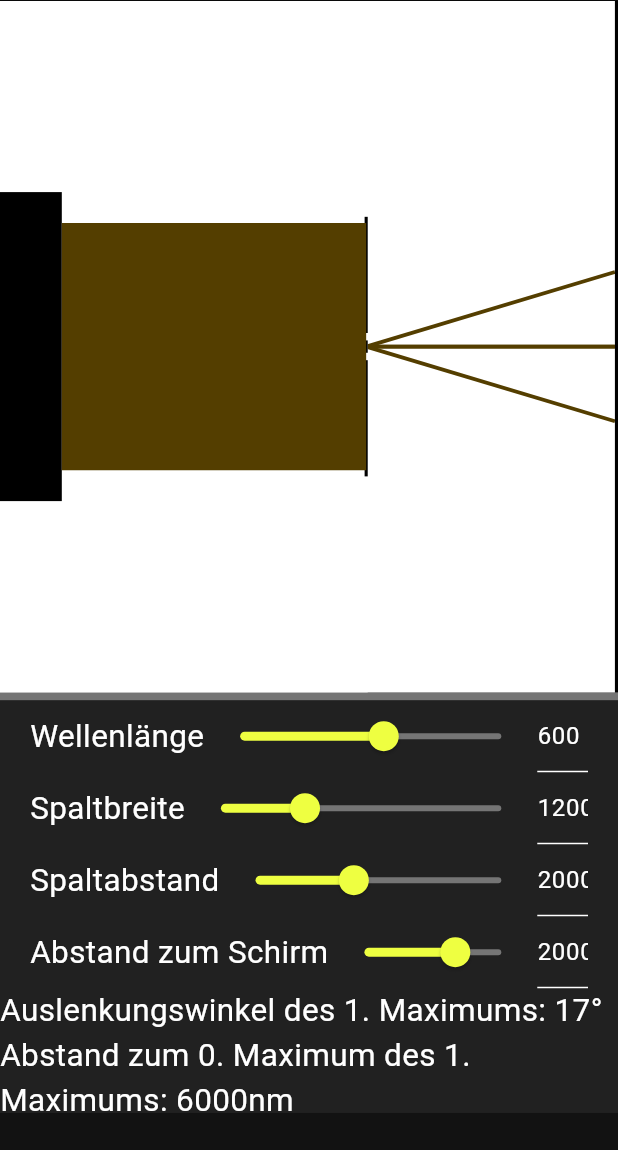
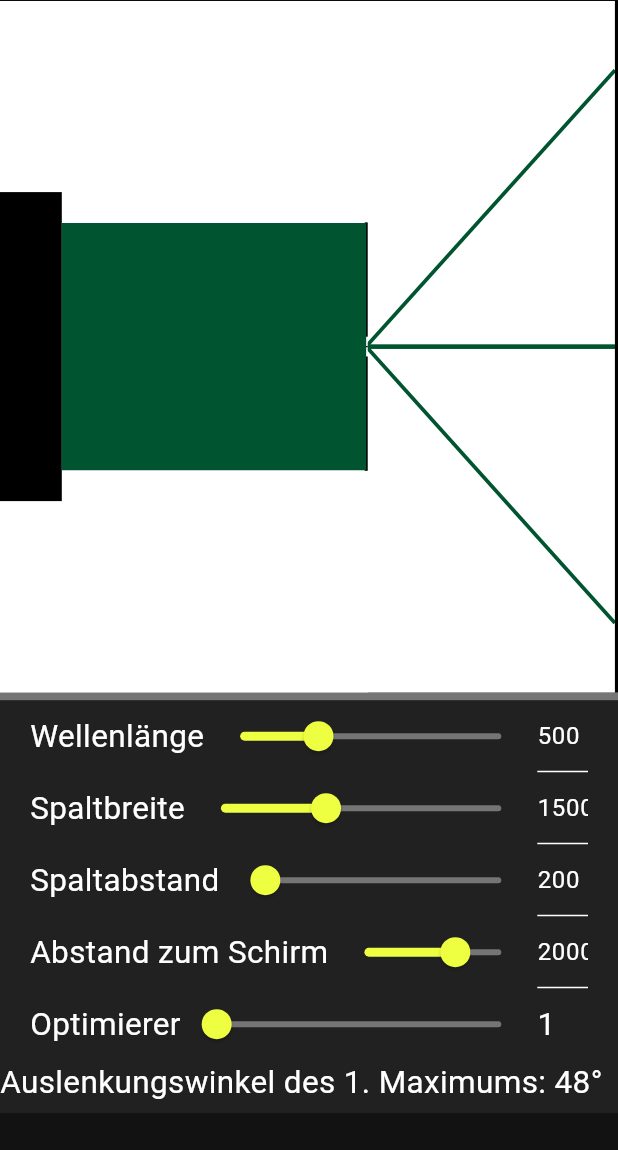
Before and after one commit to FerdiGlitz/physik_facharbeit, a Flutter app: the screen it shows after launch, on a phone screen of 412 x 824 dp, the part 86-1236 px from its top. Run offline on Flutter 3.47's test engine with Material 3 defaults, Android fonts, the phone set to English and light mode, and no system bars.

Commit message:
- added option to change optimizer for ResultView - enabled resizing for keyboard

```diff
--- a/lib/main.dart
+++ b/lib/main.dart
@@ -36,7 +36,7 @@
   @override
   Widget build(BuildContext context) {
     return Scaffold(
-      resizeToAvoidBottomInset: false,
+      resizeToAvoidBottomInset: true,
       appBar: AppBar(
         toolbarHeight: MediaQuery.of(context).size.height * 0.07,
         backgroundColor: Theme.of(context).colorScheme.inversePrimary,
@@ -50,7 +50,8 @@
           )
         ],
       ),
-      body: Column(
+      body: SingleChildScrollView(
+        child: Column(
           children: [
             SimUI(
               height: MediaQuery.of(context).size.height,
@@ -58,6 +59,7 @@
             ),
           ],
         ),
+      ),
     );
   }
 }
--- a/lib/sim_calculator.dart
+++ b/lib/sim_calculator.dart
@@ -3,6 +3,7 @@
 import 'package:flutter/animation.dart';
 import 'package:flutter/cupertino.dart';
 import 'package:physik_facharbeit/lines/intensity_line.dart';
+import 'package:physik_facharbeit/sim_result_view.dart';
 import 'lines/line.dart';
 
 class SimCalculator {
@@ -37,15 +38,13 @@
 
   ///Schirmbild berechnen
   List<IntensityLine> calculateIntensityLines() {
+    ///!= 0 da f(0) == unendlich
     double maxIntensity = calculateIntensity(0.000000001);
 
     List<IntensityLine> lines = [];
 
-    ///optimiert die Berechnung durch auslassungen
-    int optimizer = 2;
-
-    for (int i = 1; i < width / 2; i += optimizer) {
-      for (int j = 0; j < optimizer; j++) {
+    for (int i = 1; i < width / 2; i += SimResultView.optimizer) {
+      for (int j = 0; j < SimResultView.optimizer; j++) {
         lines.addAll (
             [
               IntensityLine(
--- a/lib/sim_result_view.dart
+++ b/lib/sim_result_view.dart
@@ -5,6 +5,9 @@
 
 class SimResultView extends StatefulWidget {
   final SimCalculator simCalculator;
+
+  ///optimiert die Berechnung des Schirmbildes durch auslassungen
+  static int optimizer = 1;
 
   const SimResultView({
     Key? key,
--- a/lib/sim_ui.dart
+++ b/lib/sim_ui.dart
@@ -1,3 +1,4 @@
+import 'package:flutter/cupertino.dart';
 import 'package:flutter/material.dart';
 import 'package:physik_facharbeit/sim_calculator.dart';
 import 'package:physik_facharbeit/sim_result_view.dart';
@@ -17,10 +18,10 @@
   late SimCalculator simCalculator = SimCalculator(
     height: widget.height,
     width: widget.width,
-    wellenlaenge: 600,
-    spaltabstand: 2000,
+    wellenlaenge: 500,
+    spaltabstand: 200,
     abstandZumSchirm: 20000,
-    spaltbreite: 1200
+    spaltbreite: 1500
   );
 
   TextEditingController wellenlaengeController = TextEditingController();
@@ -32,6 +33,7 @@
   double spaltbreiteMaximum = 4000;
   double spaltabstandMaximum = 5000;
   double abstandZumSensorMaximum = 30000;
+  String optimizer = '1';
 
   @override
   void initState() {
@@ -73,6 +75,7 @@
                   spaltbreiteSlider(),
                   spaltabsstandSlider(),
                   abstandZumSchirmSlider(),
+                  optimizerSlider(),
                   Text(
                     'Auslenkungswinkel des 1. Maximums: ${simCalculator.alphaBerechnen(1).round().toString()}°',
                     textScaler: const TextScaler.linear(1.5),
@@ -86,6 +89,41 @@
             )
           ],
         )
+    );
+  }
+
+  Widget optimizerSlider() {
+    return Row(
+      children: [
+        const SizedBox(width: 20,),
+        Expanded(
+          flex: 10,
+          child: Row(
+            children: [
+              const Text('Optimierer', textScaler: TextScaler.linear(1.5),),
+              Expanded(
+                child: Slider (
+                    value: SimResultView.optimizer.toDouble(),
+                    min: 1,
+                    max: 25,
+                    inactiveColor: Colors.grey.shade600,
+                    activeColor: Colors.limeAccent,
+                    onChanged: (value) {
+                      setState(() {
+                        optimizer = value.toInt().toString();
+                        SimResultView.optimizer = value.toInt();
+                      });
+                    }
+                ),
+              ),
+            ],
+          ),
+        ),
+        Expanded(
+          child: Text(optimizer, textScaler: const TextScaler.linear(1.5))
+        ),
+        const SizedBox(width: 20,),
+      ],
     );
   }
 
```
Lines whose indentation alone changed are shown as unchanged.
